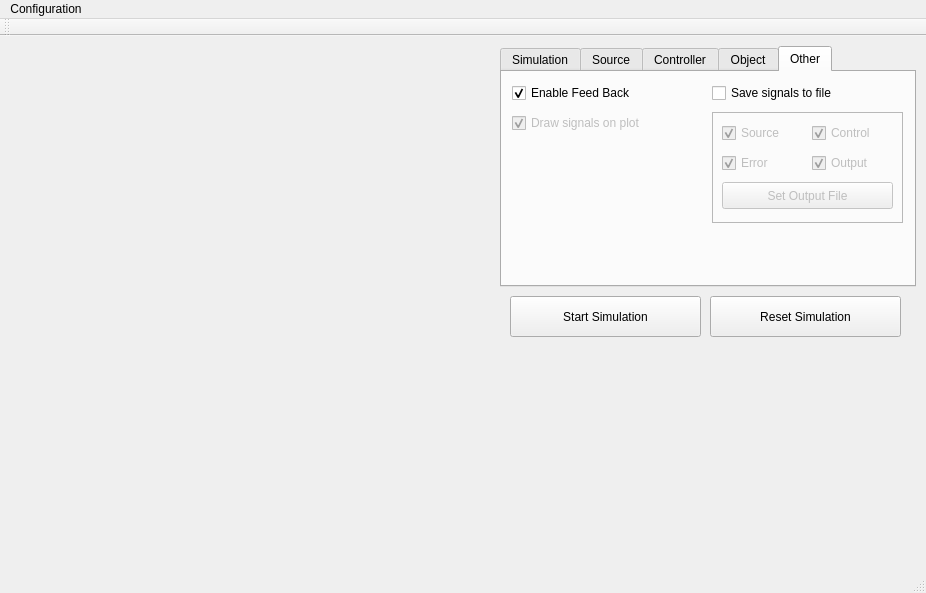
This is gui/mainwindow.ui in jakubbialas/PSS_lab as Qt 5 draws it before an edit. The edited form follows.
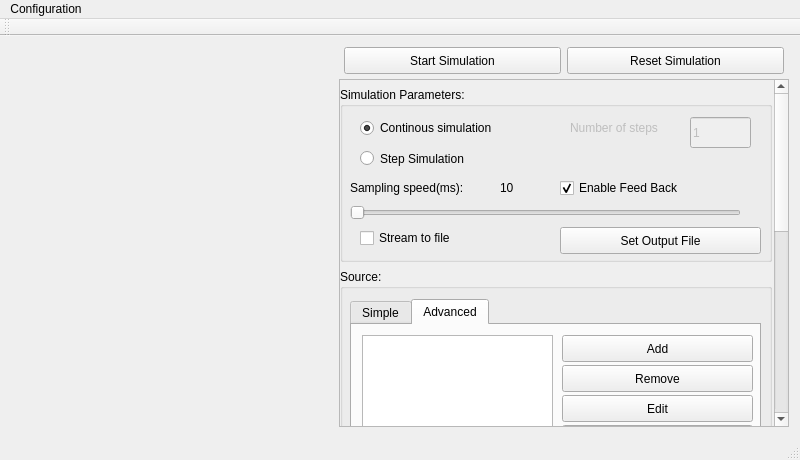
This is the edited form. The open tabs and pages were chosen to show the change. Custom widgets are drawn as their Qt base class.

Diff of the .ui file:
```diff
--- a/gui/mainwindow.ui
+++ b/gui/mainwindow.ui
@@ -6,54 +6,214 @@
    <rect>
     <x>0</x>
     <y>0</y>
-    <width>926</width>
-    <height>593</height>
+    <width>800</width>
+    <height>460</height>
    </rect>
   </property>
   <property name="windowTitle">
    <string>MainWindow</string>
   </property>
   <widget class="QWidget" name="centralWidget">
+   <property name="minimumSize">
+    <size>
+     <width>800</width>
+     <height>400</height>
+    </size>
+   </property>
+   <property name="layoutDirection">
+    <enum>Qt::LeftToRight</enum>
+   </property>
+   <layout class="QHBoxLayout" name="horizontalLayout_2">
+    <item>
    <widget class="AdvencedPlot" name="plot1" native="true">
-    <property name="geometry">
-     <rect>
-      <x>10</x>
-      <y>0</y>
-      <width>481</width>
-      <height>521</height>
-     </rect>
-    </property>
-   </widget>
-   <widget class="QTabWidget" name="tabWidget">
+      <property name="sizePolicy">
+       <sizepolicy hsizetype="Expanding" vsizetype="Expanding">
+        <horstretch>0</horstretch>
+        <verstretch>0</verstretch>
+       </sizepolicy>
+      </property>
+      <property name="minimumSize">
+       <size>
+        <width>300</width>
+        <height>300</height>
+       </size>
+      </property>
+      <property name="maximumSize">
+       <size>
+        <width>16777215</width>
+        <height>16777215</height>
+       </size>
+      </property>
+     </widget>
+    </item>
+    <item>
+     <layout class="QVBoxLayout" name="verticalLayout">
+      <property name="spacing">
+       <number>0</number>
+      </property>
+      <item>
+       <layout class="QHBoxLayout" name="horizontalLayout">
+        <property name="spacing">
+         <number>6</number>
+        </property>
+        <property name="leftMargin">
+         <number>5</number>
+        </property>
+        <property name="topMargin">
+         <number>0</number>
+        </property>
+        <property name="rightMargin">
+         <number>5</number>
+        </property>
+        <property name="bottomMargin">
+         <number>5</number>
+        </property>
+        <item>
+         <widget class="QPushButton" name="simBtn">
+          <property name="minimumSize">
+           <size>
+            <width>0</width>
+            <height>27</height>
+           </size>
+          </property>
+          <property name="maximumSize">
+           <size>
+            <width>16777215</width>
+            <height>27</height>
+           </size>
+          </property>
+          <property name="text">
+           <string>Start Simulation</string>
+          </property>
+         </widget>
+        </item>
+        <item>
+         <widget class="QPushButton" name="resetBtn">
+          <property name="minimumSize">
+           <size>
+            <width>0</width>
+            <height>27</height>
+           </size>
+          </property>
+          <property name="maximumSize">
+           <size>
+            <width>16777215</width>
+            <height>27</height>
+           </size>
+          </property>
+          <property name="text">
+           <string>Reset Simulation</string>
+          </property>
+         </widget>
+        </item>
+       </layout>
+      </item>
+      <item>
+       <widget class="QScrollArea" name="scrollArea">
+        <property name="enabled">
+         <bool>true</bool>
+        </property>
+        <property name="sizePolicy">
+         <sizepolicy hsizetype="Expanding" vsizetype="Expanding">
+          <horstretch>0</horstretch>
+          <verstretch>0</verstretch>
+         </sizepolicy>
+        </property>
+        <property name="minimumSize">
+         <size>
+          <width>450</width>
+          <height>300</height>
+         </size>
+        </property>
+        <property name="maximumSize">
+         <size>
+          <width>450</width>
+          <height>16777215</height>
+         </size>
+        </property>
+        <property name="verticalScrollBarPolicy">
+         <enum>Qt::ScrollBarAlwaysOn</enum>
+        </property>
+        <property name="horizontalScrollBarPolicy">
+         <enum>Qt::ScrollBarAlwaysOff</enum>
+        </property>
+        <property name="widgetResizable">
+         <bool>true</bool>
+        </property>
+        <widget class="QWidget" name="scrollAreaWidgetContents">
     <property name="geometry">
      <rect>
-      <x>500</x>
-      <y>10</y>
-      <width>416</width>
-      <height>241</height>
-     </rect>
-    </property>
-    <property name="currentIndex">
-     <number>2</number>
-    </property>
-    <widget class="QWidget" name="tab_simulation">
-     <attribute name="title">
-      <string>Simulation</string>
-     </attribute>
+           <x>0</x>
+           <y>-249</y>
+           <width>432</width>
+           <height>800</height>
+          </rect>
+         </property>
+         <property name="minimumSize">
+          <size>
+           <width>432</width>
+           <height>800</height>
+          </size>
+         </property>
+         <property name="maximumSize">
+          <size>
+           <width>432</width>
+           <height>800</height>
+          </size>
+         </property>
+         <property name="autoFillBackground">
+          <bool>true</bool>
+         </property>
+         <layout class="QVBoxLayout" name="verticalLayout_3">
+          <property name="spacing">
+           <number>0</number>
+          </property>
+          <property name="sizeConstraint">
+           <enum>QLayout::SetNoConstraint</enum>
+          </property>
+          <property name="margin">
+           <number>0</number>
+          </property>
+          <item>
+           <widget class="QGroupBox" name="groupBox_simulation_data">
+            <property name="sizePolicy">
+             <sizepolicy hsizetype="Minimum" vsizetype="Minimum">
+              <horstretch>0</horstretch>
+              <verstretch>0</verstretch>
+             </sizepolicy>
+            </property>
+            <property name="minimumSize">
+             <size>
+              <width>432</width>
+              <height>175</height>
+             </size>
+            </property>
+            <property name="maximumSize">
+             <size>
+              <width>16777215</width>
+              <height>175</height>
+             </size>
+            </property>
+            <property name="title">
+             <string>Simulation Parameters:</string>
+            </property>
      <widget class="QFrame" name="simFrame">
       <property name="geometry">
        <rect>
         <x>10</x>
-        <y>10</y>
-        <width>191</width>
-        <height>81</height>
+               <y>20</y>
+               <width>201</width>
+               <height>61</height>
        </rect>
       </property>
       <property name="frameShape">
-       <enum>QFrame::StyledPanel</enum>
+              <enum>QFrame::NoFrame</enum>
       </property>
       <property name="frameShadow">
-       <enum>QFrame::Raised</enum>
+              <enum>QFrame::Plain</enum>
+             </property>
+             <property name="lineWidth">
+              <number>0</number>
       </property>
       <widget class="QRadioButton" name="contSimRadio">
        <property name="geometry">
@@ -91,14 +251,14 @@
       </property>
       <property name="geometry">
        <rect>
-        <x>210</x>
-        <y>10</y>
-        <width>191</width>
-        <height>81</height>
+               <x>220</x>
+               <y>20</y>
+               <width>201</width>
+               <height>51</height>
        </rect>
       </property>
       <property name="frameShape">
-       <enum>QFrame::StyledPanel</enum>
+              <enum>QFrame::NoFrame</enum>
       </property>
       <property name="frameShadow">
        <enum>QFrame::Raised</enum>
@@ -119,9 +279,9 @@
       <widget class="QLineEdit" name="stepNoEdit">
        <property name="geometry">
         <rect>
-         <x>10</x>
-         <y>40</y>
-         <width>121</width>
+                <x>130</x>
+                <y>10</y>
+                <width>61</width>
          <height>31</height>
         </rect>
        </property>
@@ -130,43 +290,44 @@
        </property>
       </widget>
      </widget>
-     <widget class="QFrame" name="samplingFrame">
+            <widget class="QPushButton" name="pushButton_setOutputFile">
+             <property name="geometry">
+              <rect>
+               <x>220</x>
+               <y>140</y>
+               <width>201</width>
+               <height>27</height>
+              </rect>
+             </property>
+             <property name="text">
+              <string>Set Output File</string>
+             </property>
+            </widget>
+            <widget class="QCheckBox" name="checkBox_saveSignals">
       <property name="enabled">
        <bool>true</bool>
       </property>
       <property name="geometry">
        <rect>
-        <x>10</x>
-        <y>100</y>
-        <width>391</width>
-        <height>61</height>
-       </rect>
-      </property>
-      <property name="frameShape">
-       <enum>QFrame::StyledPanel</enum>
-      </property>
-      <property name="frameShadow">
-       <enum>QFrame::Raised</enum>
-      </property>
-      <widget class="QLabel" name="label_3">
-       <property name="geometry">
-        <rect>
-         <x>10</x>
-         <y>10</y>
-         <width>141</width>
-         <height>21</height>
+               <x>20</x>
+               <y>140</y>
+               <width>191</width>
+               <height>22</height>
         </rect>
        </property>
        <property name="text">
-        <string>Sampling speed(ms):</string>
+              <string>Stream to file</string>
+             </property>
+             <property name="checked">
+              <bool>false</bool>
        </property>
       </widget>
       <widget class="QSlider" name="samplingSlider">
        <property name="geometry">
         <rect>
          <x>10</x>
-         <y>30</y>
-         <width>371</width>
+               <y>110</y>
+               <width>391</width>
          <height>31</height>
         </rect>
        </property>
@@ -180,12 +341,41 @@
         <enum>Qt::Horizontal</enum>
        </property>
       </widget>
-      <widget class="QLabel" name="samplingLabel">
+            <widget class="QCheckBox" name="checkBox_feedback">
+             <property name="geometry">
+              <rect>
+               <x>220</x>
+               <y>90</y>
+               <width>191</width>
+               <height>22</height>
+              </rect>
+             </property>
+             <property name="text">
+              <string>Enable Feed Back</string>
+             </property>
+             <property name="checked">
+              <bool>true</bool>
+             </property>
+            </widget>
+            <widget class="QLabel" name="label_3">
+             <property name="geometry">
+              <rect>
+               <x>10</x>
+               <y>90</y>
+               <width>141</width>
+               <height>21</height>
+              </rect>
+             </property>
+             <property name="text">
+              <string>Sampling speed(ms):</string>
+             </property>
+            </widget>
+            <widget class="QLabel" name="label_sampling">
        <property name="geometry">
         <rect>
          <x>160</x>
-         <y>10</y>
-         <width>67</width>
+               <y>90</y>
+               <width>51</width>
          <height>21</height>
         </rect>
        </property>
@@ -194,11 +384,33 @@
        </property>
       </widget>
      </widget>
-    </widget>
-    <widget class="QWidget" name="tab_source">
-     <attribute name="title">
-      <string>Source</string>
-     </attribute>
+          </item>
+          <item>
+           <widget class="QGroupBox" name="groupBox_source_data">
+            <property name="enabled">
+             <bool>true</bool>
+            </property>
+            <property name="sizePolicy">
+             <sizepolicy hsizetype="Preferred" vsizetype="Preferred">
+              <horstretch>0</horstretch>
+              <verstretch>0</verstretch>
+             </sizepolicy>
+            </property>
+            <property name="minimumSize">
+             <size>
+              <width>432</width>
+              <height>205</height>
+             </size>
+            </property>
+            <property name="maximumSize">
+             <size>
+              <width>16777215</width>
+              <height>205</height>
+             </size>
+            </property>
+            <property name="title">
+             <string>Source:</string>
+            </property>
      <widget class="QTabWidget" name="tabWidget_sources">
       <property name="enabled">
        <bool>true</bool>
@@ -206,8 +418,8 @@
       <property name="geometry">
        <rect>
         <x>10</x>
-        <y>10</y>
-        <width>391</width>
+               <y>30</y>
+               <width>411</width>
         <height>171</height>
        </rect>
       </property>
@@ -223,7 +435,7 @@
          <rect>
           <x>10</x>
           <y>10</y>
-          <width>181</width>
+                 <width>191</width>
           <height>121</height>
          </rect>
         </property>
@@ -261,9 +473,9 @@
        <widget class="QStackedWidget" name="stackedWidget_simpleSourceParam">
         <property name="geometry">
          <rect>
-          <x>200</x>
+                 <x>210</x>
           <y>0</y>
-          <width>181</width>
+                 <width>191</width>
           <height>101</height>
          </rect>
         </property>
@@ -524,9 +736,9 @@
        <widget class="QPushButton" name="pushButton_setSimpleSource">
         <property name="geometry">
          <rect>
-          <x>200</x>
+                 <x>210</x>
           <y>100</y>
-          <width>181</width>
+                 <width>191</width>
           <height>27</height>
          </rect>
         </property>
@@ -537,14 +749,14 @@
       </widget>
       <widget class="QWidget" name="tab_customSources">
        <attribute name="title">
-        <string>Custom</string>
+               <string>Advanced</string>
        </attribute>
        <widget class="QPushButton" name="pushButton_addCustomSource">
         <property name="geometry">
          <rect>
-          <x>200</x>
+                 <x>210</x>
           <y>10</y>
-          <width>181</width>
+                 <width>191</width>
           <height>27</height>
          </rect>
         </property>
@@ -555,9 +767,9 @@
        <widget class="QPushButton" name="pushButton_removeCustomSource">
         <property name="geometry">
          <rect>
-          <x>200</x>
+                 <x>210</x>
           <y>40</y>
-          <width>181</width>
+                 <width>191</width>
           <height>27</height>
          </rect>
         </property>
@@ -568,9 +780,9 @@
        <widget class="QPushButton" name="pushButton_editCustomSource">
         <property name="geometry">
          <rect>
-          <x>200</x>
+                 <x>210</x>
           <y>70</y>
-          <width>181</width>
+                 <width>191</width>
           <height>27</height>
          </rect>
         </property>
@@ -583,7 +795,7 @@
          <rect>
           <x>10</x>
           <y>10</y>
-          <width>181</width>
+                 <width>191</width>
           <height>121</height>
          </rect>
         </property>
@@ -591,121 +803,37 @@
        <widget class="QPushButton" name="pushButton_setCustomSource">
         <property name="geometry">
          <rect>
-          <x>200</x>
+                 <x>210</x>
           <y>100</y>
-          <width>181</width>
+                 <width>191</width>
           <height>27</height>
          </rect>
         </property>
         <property name="text">
-         <string>Set Selected</string>
+                <string>Set Selected Source</string>
         </property>
        </widget>
       </widget>
-      <widget class="QWidget" name="tab_fileSources">
-       <property name="enabled">
-        <bool>false</bool>
-       </property>
-       <attribute name="title">
-        <string>From File</string>
-       </attribute>
-       <widget class="QListWidget" name="listWidget_customSources_2">
-        <property name="geometry">
-         <rect>
-          <x>200</x>
-          <y>30</y>
-          <width>181</width>
-          <height>101</height>
-         </rect>
-        </property>
-       </widget>
-       <widget class="QLabel" name="label_15">
-        <property name="geometry">
-         <rect>
-          <x>200</x>
-          <y>10</y>
-          <width>181</width>
-          <height>17</height>
-         </rect>
-        </property>
-        <property name="text">
-         <string>Avaiable signals:</string>
-        </property>
-       </widget>
-       <widget class="QPushButton" name="pushButton_addCustomSource_2">
-        <property name="geometry">
-         <rect>
-          <x>10</x>
-          <y>10</y>
-          <width>181</width>
-          <height>27</height>
-         </rect>
-        </property>
-        <property name="text">
-         <string>Open File</string>
-        </property>
-       </widget>
-       <widget class="QPushButton" name="pushButton_addCustomSource_3">
-        <property name="geometry">
-         <rect>
-          <x>10</x>
-          <y>100</y>
-          <width>181</width>
-          <height>27</height>
-         </rect>
-        </property>
-        <property name="text">
-         <string>Set Signal as Source</string>
-        </property>
-       </widget>
-      </widget>
-     </widget>
-    </widget>
-    <widget class="QWidget" name="tab_controller">
-     <attribute name="title">
-      <string>Controller</string>
-     </attribute>
-     <widget class="QComboBox" name="comboBox_controllerType">
-      <property name="enabled">
-       <bool>true</bool>
-      </property>
-      <property name="geometry">
-       <rect>
-        <x>130</x>
-        <y>10</y>
-        <width>71</width>
-        <height>27</height>
-       </rect>
-      </property>
-      <item>
-       <property name="text">
-        <string>P</string>
-       </property>
+            </widget>
+           </widget>
       </item>
       <item>
-       <property name="text">
-        <string>PID</string>
-       </property>
-      </item>
-      <item>
-       <property name="text">
-        <string>GPC</string>
-       </property>
-      </item>
-     </widget>
-     <widget class="QLabel" name="label_5">
-      <property name="geometry">
-       <rect>
-        <x>10</x>
-        <y>10</y>
-        <width>111</width>
-        <height>21</height>
-       </rect>
-      </property>
-      <property name="text">
-       <string>Controller type:</string>
-      </property>
-     </widget>
+           <widget class="QGroupBox" name="groupBox_controller_data">
+            <property name="minimumSize">
+             <size>
+              <width>432</width>
+              <height>225</height>
+             </size>
+            </property>
+            <property name="maximumSize">
+             <size>
+              <width>16777215</width>
+              <height>225</height>
+             </size>
+            </property>
+            <property name="title">
+             <string>Controller:</string>
+            </property>
      <widget class="QPushButton" name="pushButton_saveAdjustment">
       <property name="enabled">
        <bool>true</bool>
@@ -713,8 +841,8 @@
       <property name="geometry">
        <rect>
         <x>10</x>
-        <y>140</y>
-        <width>191</width>
+               <y>160</y>
+               <width>201</width>
         <height>27</height>
        </rect>
       </property>
@@ -722,70 +850,12 @@
        <string>Save Adjustment</string>
       </property>
      </widget>
-     <widget class="QPushButton" name="pushButton_removeAdjustment">
-      <property name="enabled">
-       <bool>true</bool>
-      </property>
-      <property name="geometry">
-       <rect>
-        <x>10</x>
-        <y>170</y>
-        <width>191</width>
-        <height>27</height>
-       </rect>
-      </property>
-      <property name="text">
-       <string>Remove Selected</string>
-      </property>
-     </widget>
-     <widget class="QPushButton" name="pushButton_setAdjustment">
-      <property name="enabled">
-       <bool>true</bool>
-      </property>
-      <property name="geometry">
-       <rect>
-        <x>210</x>
-        <y>170</y>
-        <width>191</width>
-        <height>27</height>
-       </rect>
-      </property>
-      <property name="text">
-       <string>Set Selected Controller/Adj</string>
-      </property>
-     </widget>
-     <widget class="QListWidget" name="listWidget_adjustments">
-      <property name="geometry">
-       <rect>
-        <x>10</x>
-        <y>40</y>
-        <width>191</width>
-        <height>91</height>
-       </rect>
-      </property>
-     </widget>
-     <widget class="QCheckBox" name="checkBox">
-      <property name="enabled">
-       <bool>false</bool>
-      </property>
-      <property name="geometry">
-       <rect>
-        <x>210</x>
-        <y>140</y>
-        <width>191</width>
-        <height>22</height>
-       </rect>
-      </property>
-      <property name="text">
-       <string>continous update</string>
-      </property>
-     </widget>
      <widget class="QStackedWidget" name="stackedWidget_controllerValues">
       <property name="geometry">
        <rect>
-        <x>210</x>
-        <y>10</y>
-        <width>191</width>
+               <x>220</x>
+               <y>30</y>
+               <width>201</width>
         <height>131</height>
        </rect>
       </property>
@@ -799,9 +869,9 @@
         </property>
         <property name="geometry">
          <rect>
-          <x>90</x>
+                 <x>130</x>
           <y>0</y>
-          <width>101</width>
+                 <width>71</width>
           <height>27</height>
          </rect>
         </property>
@@ -812,7 +882,7 @@
        <widget class="QLabel" name="label_11">
         <property name="geometry">
          <rect>
-          <x>60</x>
+                 <x>110</x>
           <y>0</y>
           <width>21</width>
           <height>21</height>
@@ -830,9 +900,9 @@
         </property>
         <property name="geometry">
          <rect>
-          <x>90</x>
+                 <x>130</x>
           <y>0</y>
-          <width>101</width>
+                 <width>71</width>
           <height>27</height>
          </rect>
         </property>
@@ -846,9 +916,9 @@
         </property>
         <property name="geometry">
          <rect>
-          <x>90</x>
+                 <x>130</x>
           <y>30</y>
-          <width>101</width>
+                 <width>71</width>
           <height>27</height>
          </rect>
         </property>
@@ -862,9 +932,9 @@
         </property>
         <property name="geometry">
          <rect>
-          <x>90</x>
+                 <x>130</x>
           <y>60</y>
-          <width>101</width>
+                 <width>71</width>
           <height>27</height>
          </rect>
         </property>
@@ -875,7 +945,7 @@
        <widget class="QLabel" name="label_12">
         <property name="geometry">
          <rect>
-          <x>60</x>
+                 <x>110</x>
           <y>0</y>
           <width>21</width>
           <height>21</height>
@@ -888,7 +958,7 @@
        <widget class="QLabel" name="label_13">
         <property name="geometry">
          <rect>
-          <x>60</x>
+                 <x>110</x>
           <y>30</y>
           <width>21</width>
           <height>21</height>
@@ -901,7 +971,7 @@
        <widget class="QLabel" name="label_14">
         <property name="geometry">
          <rect>
-          <x>60</x>
+                 <x>110</x>
           <y>60</y>
           <width>21</width>
           <height>21</height>
@@ -916,7 +986,7 @@
        <widget class="QLabel" name="label_16">
         <property name="geometry">
          <rect>
-          <x>100</x>
+                 <x>110</x>
           <y>0</y>
           <width>21</width>
           <height>21</height>
@@ -932,7 +1002,7 @@
         </property>
         <property name="geometry">
          <rect>
-          <x>120</x>
+                 <x>130</x>
           <y>60</y>
           <width>71</width>
           <height>27</height>
@@ -951,7 +1021,7 @@
         </property>
         <property name="geometry">
          <rect>
-          <x>120</x>
+                 <x>130</x>
           <y>0</y>
           <width>71</width>
           <height>27</height>
@@ -960,6 +1030,9 @@
         <property name="decimals">
          <number>0</number>
         </property>
+               <property name="minimum">
+                <double>1.000000000000000</double>
+               </property>
         <property name="maximum">
          <double>2000.000000000000000</double>
         </property>
@@ -967,7 +1040,7 @@
        <widget class="QLabel" name="label_17">
         <property name="geometry">
          <rect>
-          <x>100</x>
+                 <x>110</x>
           <y>30</y>
           <width>21</width>
           <height>21</height>
@@ -980,7 +1053,7 @@
        <widget class="QLabel" name="label_18">
         <property name="geometry">
          <rect>
-          <x>100</x>
+                 <x>110</x>
           <y>60</y>
           <width>21</width>
           <height>21</height>
@@ -996,7 +1069,7 @@
         </property>
         <property name="geometry">
          <rect>
-          <x>120</x>
+                 <x>130</x>
           <y>30</y>
           <width>71</width>
           <height>27</height>
@@ -1005,6 +1078,9 @@
         <property name="decimals">
          <number>0</number>
         </property>
+               <property name="minimum">
+                <double>1.000000000000000</double>
+               </property>
         <property name="maximum">
          <double>2000.000000000000000</double>
         </property>
@@ -1012,7 +1088,7 @@
        <widget class="QLabel" name="label_19">
         <property name="geometry">
          <rect>
-          <x>100</x>
+                 <x>110</x>
           <y>90</y>
           <width>21</width>
           <height>21</height>
@@ -1028,7 +1104,7 @@
         </property>
         <property name="geometry">
          <rect>
-          <x>120</x>
+                 <x>130</x>
           <y>90</y>
           <width>71</width>
           <height>27</height>
@@ -1049,13 +1125,16 @@
          <rect>
           <x>30</x>
           <y>30</y>
-          <width>61</width>
+                 <width>71</width>
           <height>27</height>
          </rect>
         </property>
         <property name="decimals">
          <number>0</number>
         </property>
+               <property name="minimum">
+                <double>1.000000000000000</double>
+               </property>
         <property name="maximum">
          <double>2000.000000000000000</double>
         </property>
@@ -1071,7 +1150,7 @@
          <rect>
           <x>30</x>
           <y>0</y>
-          <width>61</width>
+                 <width>71</width>
           <height>27</height>
          </rect>
         </property>
@@ -1090,7 +1169,7 @@
          <rect>
           <x>30</x>
           <y>60</y>
-          <width>61</width>
+                 <width>71</width>
           <height>27</height>
          </rect>
         </property>
@@ -1112,7 +1191,7 @@
          <rect>
           <x>30</x>
           <y>90</y>
-          <width>61</width>
+                 <width>71</width>
           <height>27</height>
          </rect>
         </property>
@@ -1183,18 +1262,144 @@
        </widget>
       </widget>
      </widget>
-    </widget>
-    <widget class="QWidget" name="tab_object">
-     <attribute name="title">
-      <string>Object</string>
-     </attribute>
+            <widget class="QListWidget" name="listWidget_adjustments">
+             <property name="geometry">
+              <rect>
+               <x>10</x>
+               <y>60</y>
+               <width>201</width>
+               <height>91</height>
+              </rect>
+             </property>
+            </widget>
+            <widget class="QPushButton" name="pushButton_setAdjustment">
+             <property name="enabled">
+              <bool>true</bool>
+             </property>
+             <property name="geometry">
+              <rect>
+               <x>220</x>
+               <y>190</y>
+               <width>201</width>
+               <height>27</height>
+              </rect>
+             </property>
+             <property name="text">
+              <string>Set Selected Controller/Adj</string>
+             </property>
+            </widget>
+            <widget class="QPushButton" name="pushButton_removeAdjustment">
+             <property name="enabled">
+              <bool>true</bool>
+             </property>
+             <property name="geometry">
+              <rect>
+               <x>10</x>
+               <y>190</y>
+               <width>201</width>
+               <height>27</height>
+              </rect>
+             </property>
+             <property name="text">
+              <string>Remove Selected</string>
+             </property>
+            </widget>
+            <widget class="QComboBox" name="comboBox_controllerType">
+             <property name="enabled">
+              <bool>true</bool>
+             </property>
+             <property name="geometry">
+              <rect>
+               <x>140</x>
+               <y>30</y>
+               <width>71</width>
+               <height>27</height>
+              </rect>
+             </property>
+             <item>
+              <property name="text">
+               <string>P</string>
+              </property>
+             </item>
+             <item>
+              <property name="text">
+               <string>PID</string>
+              </property>
+             </item>
+             <item>
+              <property name="text">
+               <string>GPC</string>
+              </property>
+             </item>
+            </widget>
+            <widget class="QLabel" name="label_5">
+             <property name="geometry">
+              <rect>
+               <x>10</x>
+               <y>30</y>
+               <width>111</width>
+               <height>21</height>
+              </rect>
+             </property>
+             <property name="text">
+              <string>Controller type:</string>
+             </property>
+            </widget>
+            <widget class="QCheckBox" name="checkBox">
+             <property name="enabled">
+              <bool>false</bool>
+             </property>
+             <property name="geometry">
+              <rect>
+               <x>220</x>
+               <y>160</y>
+               <width>191</width>
+               <height>22</height>
+              </rect>
+             </property>
+             <property name="text">
+              <string>continous update</string>
+             </property>
+            </widget>
+           </widget>
+          </item>
+          <item>
+           <widget class="QGroupBox" name="groupBox_object_data">
+            <property name="minimumSize">
+             <size>
+              <width>432</width>
+              <height>160</height>
+             </size>
+            </property>
+            <property name="maximumSize">
+             <size>
+              <width>16777215</width>
+              <height>160</height>
+             </size>
+            </property>
+            <property name="title">
+             <string>Object:</string>
+            </property>
+            <widget class="QPushButton" name="pushButton_setObject">
+             <property name="geometry">
+              <rect>
+               <x>220</x>
+               <y>120</y>
+               <width>201</width>
+               <height>27</height>
+              </rect>
+             </property>
+             <property name="text">
+              <string>Set Selected</string>
+             </property>
+            </widget>
      <widget class="QListWidget" name="listWidget_Objects">
       <property name="geometry">
        <rect>
         <x>10</x>
-        <y>10</y>
-        <width>191</width>
-        <height>171</height>
+               <y>30</y>
+               <width>201</width>
+               <height>121</height>
        </rect>
       </property>
      </widget>
@@ -1204,9 +1409,9 @@
       </property>
       <property name="geometry">
        <rect>
-        <x>210</x>
-        <y>10</y>
-        <width>191</width>
+               <x>220</x>
+               <y>30</y>
+               <width>201</width>
         <height>27</height>
        </rect>
       </property>
@@ -1214,15 +1419,31 @@
        <string>New Discrete Object</string>
       </property>
      </widget>
+            <widget class="QPushButton" name="pushButton_removeObject">
+             <property name="enabled">
+              <bool>true</bool>
+             </property>
+             <property name="geometry">
+              <rect>
+               <x>220</x>
+               <y>90</y>
+               <width>201</width>
+               <height>27</height>
+              </rect>
+             </property>
+             <property name="text">
+              <string>Remove Selected</string>
+             </property>
+            </widget>
      <widget class="QPushButton" name="pushButton_editObject">
       <property name="enabled">
        <bool>true</bool>
       </property>
       <property name="geometry">
        <rect>
-        <x>210</x>
-        <y>40</y>
-        <width>191</width>
+               <x>220</x>
+               <y>60</y>
+               <width>201</width>
         <height>27</height>
        </rect>
       </property>
@@ -1230,237 +1451,28 @@
        <string>Edit Selected</string>
       </property>
      </widget>
-     <widget class="QPushButton" name="pushButton_setObject">
-      <property name="geometry">
-       <rect>
-        <x>210</x>
-        <y>150</y>
-        <width>191</width>
-        <height>27</height>
-       </rect>
-      </property>
-      <property name="text">
-       <string>Set Selected</string>
-      </property>
-     </widget>
-     <widget class="QPushButton" name="pushButton_removeObject">
-      <property name="enabled">
-       <bool>true</bool>
-      </property>
-      <property name="geometry">
-       <rect>
-        <x>210</x>
-        <y>70</y>
-        <width>191</width>
-        <height>27</height>
-       </rect>
-      </property>
-      <property name="text">
-       <string>Remove Selected</string>
-      </property>
-     </widget>
-    </widget>
-    <widget class="QWidget" name="tab_other">
-     <attribute name="title">
-      <string>Other</string>
-     </attribute>
-     <widget class="QCheckBox" name="checkBox_feedback">
-      <property name="geometry">
-       <rect>
-        <x>10</x>
-        <y>10</y>
-        <width>191</width>
-        <height>22</height>
-       </rect>
-      </property>
-      <property name="text">
-       <string>Enable Feed Back</string>
-      </property>
-      <property name="checked">
-       <bool>true</bool>
-      </property>
-     </widget>
-     <widget class="QFrame" name="frame_saveSignalsParam">
-      <property name="enabled">
-       <bool>false</bool>
-      </property>
-      <property name="geometry">
-       <rect>
-        <x>210</x>
-        <y>40</y>
-        <width>191</width>
-        <height>111</height>
-       </rect>
-      </property>
-      <property name="frameShape">
-       <enum>QFrame::StyledPanel</enum>
-      </property>
-      <property name="frameShadow">
-       <enum>QFrame::Raised</enum>
-      </property>
-      <widget class="QCheckBox" name="checkBox_saveSource">
-       <property name="enabled">
-        <bool>false</bool>
-       </property>
-       <property name="geometry">
-        <rect>
-         <x>10</x>
-         <y>10</y>
-         <width>81</width>
-         <height>22</height>
-        </rect>
-       </property>
-       <property name="text">
-        <string>Source</string>
-       </property>
-       <property name="checked">
-        <bool>true</bool>
-       </property>
-      </widget>
-      <widget class="QCheckBox" name="checkBox_saveError">
-       <property name="enabled">
-        <bool>false</bool>
-       </property>
-       <property name="geometry">
-        <rect>
-         <x>10</x>
-         <y>40</y>
-         <width>81</width>
-         <height>22</height>
-        </rect>
-       </property>
-       <property name="text">
-        <string>Error</string>
-       </property>
-       <property name="checked">
-        <bool>true</bool>
-       </property>
-      </widget>
-      <widget class="QCheckBox" name="checkBox_saveControl">
-       <property name="enabled">
-        <bool>false</bool>
-       </property>
-       <property name="geometry">
-        <rect>
-         <x>100</x>
-         <y>10</y>
-         <width>81</width>
-         <height>22</height>
-        </rect>
-       </property>
-       <property name="text">
-        <string>Control</string>
-       </property>
-       <property name="checked">
-        <bool>true</bool>
-       </property>
-      </widget>
-      <widget class="QCheckBox" name="checkBox_saveOutput">
-       <property name="enabled">
-        <bool>false</bool>
-       </property>
-       <property name="geometry">
-        <rect>
-         <x>100</x>
-         <y>40</y>
-         <width>81</width>
-         <height>22</height>
-        </rect>
-       </property>
-       <property name="text">
-        <string>Output</string>
-       </property>
-       <property name="checked">
-        <bool>true</bool>
-       </property>
-      </widget>
-      <widget class="QPushButton" name="pushButton">
-       <property name="geometry">
-        <rect>
-         <x>10</x>
-         <y>70</y>
-         <width>171</width>
-         <height>27</height>
-        </rect>
-       </property>
-       <property name="text">
-        <string>Set Output File</string>
-       </property>
-      </widget>
-     </widget>
-     <widget class="QCheckBox" name="checkBox_drawPlot">
-      <property name="enabled">
-       <bool>false</bool>
-      </property>
-      <property name="geometry">
-       <rect>
-        <x>10</x>
-        <y>40</y>
-        <width>191</width>
-        <height>22</height>
-       </rect>
-      </property>
-      <property name="text">
-       <string>Draw signals on plot</string>
-      </property>
-      <property name="checked">
-       <bool>true</bool>
-      </property>
-     </widget>
-     <widget class="QCheckBox" name="checkBox_saveSignals">
-      <property name="enabled">
-       <bool>true</bool>
-      </property>
-      <property name="geometry">
-       <rect>
-        <x>210</x>
-        <y>10</y>
-        <width>191</width>
-        <height>22</height>
-       </rect>
-      </property>
-      <property name="text">
-       <string>Save signals to file</string>
-      </property>
-      <property name="checked">
-       <bool>false</bool>
-      </property>
-     </widget>
-    </widget>
-   </widget>
-   <widget class="QPushButton" name="simBtn">
-    <property name="geometry">
-     <rect>
-      <x>510</x>
-      <y>260</y>
-      <width>191</width>
-      <height>41</height>
-     </rect>
-    </property>
-    <property name="text">
-     <string>Start Simulation</string>
-    </property>
-   </widget>
-   <widget class="QPushButton" name="resetBtn">
-    <property name="geometry">
-     <rect>
-      <x>710</x>
-      <y>260</y>
-      <width>191</width>
-      <height>41</height>
-     </rect>
-    </property>
-    <property name="text">
-     <string>Reset Simulation</string>
-    </property>
-   </widget>
+            <zorder>pushButton_setObject</zorder>
+            <zorder>listWidget_Objects</zorder>
+            <zorder>pushButton_newObject</zorder>
+            <zorder>pushButton_removeObject</zorder>
+            <zorder>pushButton_editObject</zorder>
+            <zorder>plot1</zorder>
+           </widget>
+          </item>
+         </layout>
+        </widget>
+       </widget>
+      </item>
+     </layout>
+    </item>
+   </layout>
   </widget>
   <widget class="QMenuBar" name="menuBar">
    <property name="geometry">
     <rect>
      <x>0</x>
      <y>0</y>
-     <width>926</width>
+     <width>800</width>
      <height>25</height>
     </rect>
    </property>
```
Lines whose indentation alone changed are shown as unchanged.
